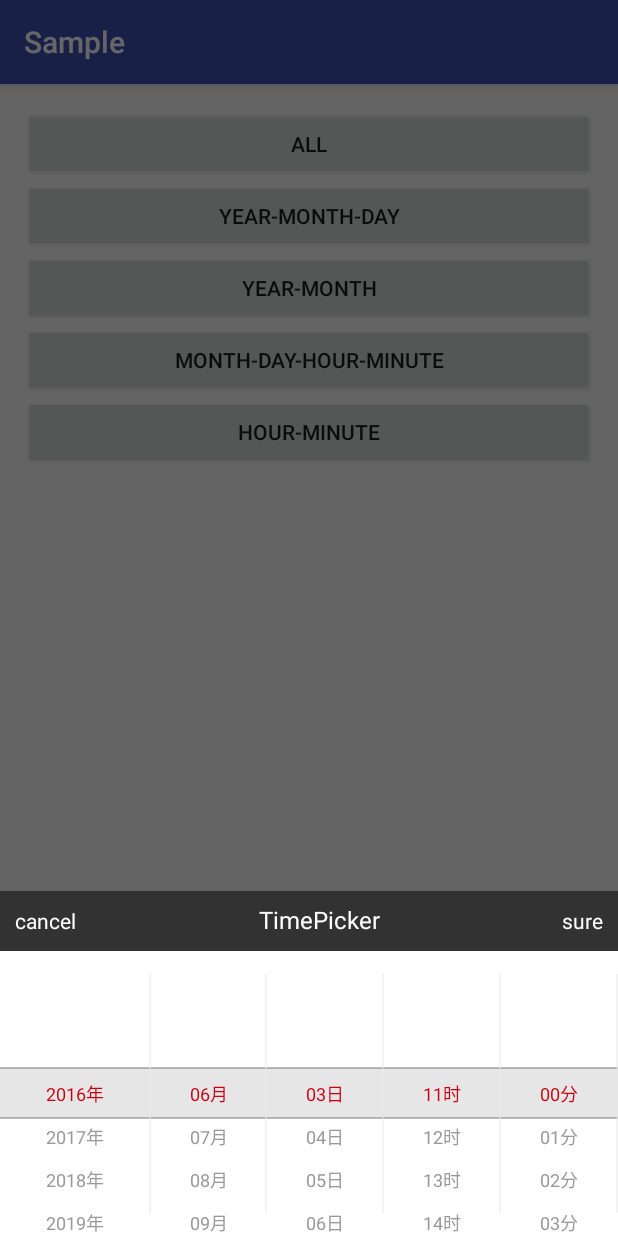
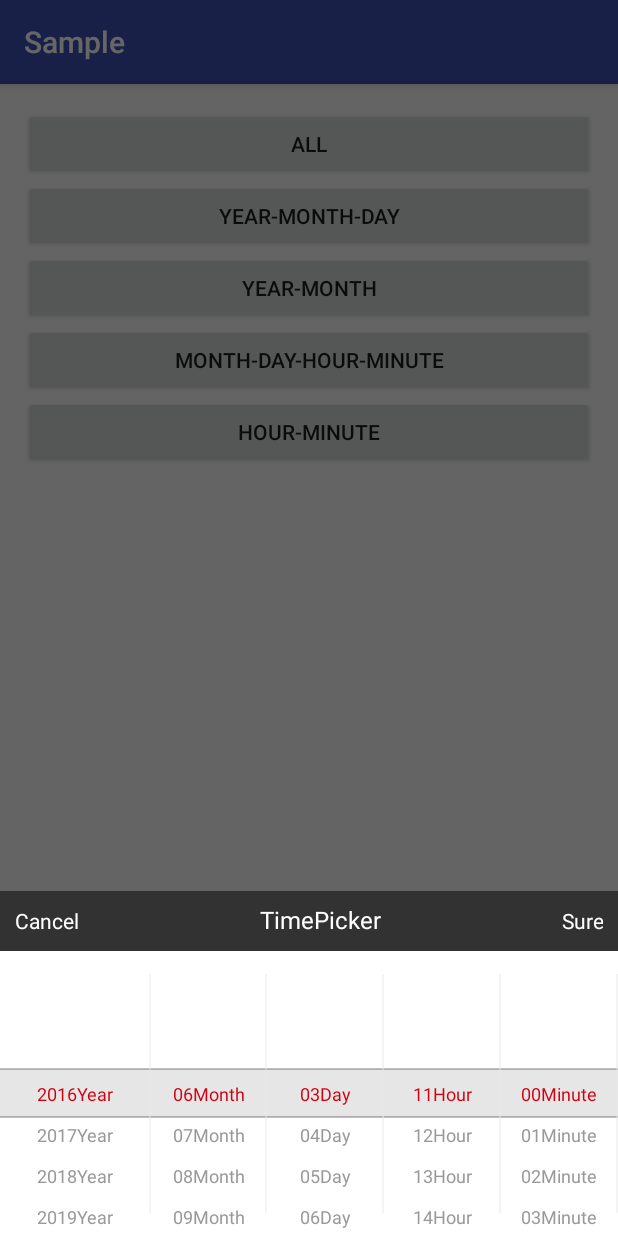
Before and after one commit to JZXiang/TimePickerDialog, an Android app: the screen it shows after launch (MainActivity), after a tap on "ALL", on a phone screen of 412 x 824 dp. Run offline under Robolectric (Android 15) with nearby library versions, the phone set to English and light mode, and no system bars.

```diff
--- a/TimePickerDialog/src/main/java/com/jzxiang/pickerview/TimePickerDialog.java
+++ b/TimePickerDialog/src/main/java/com/jzxiang/pickerview/TimePickerDialog.java
@@ -13,13 +13,11 @@ import android.view.ViewGroup;
 import android.view.Window;
 import android.view.WindowManager;
 import android.widget.TextView;
-
 import com.jzxiang.pickerview.config.PickerConfig;
 import com.jzxiang.pickerview.data.Type;
 import com.jzxiang.pickerview.data.WheelCalendar;
 import com.jzxiang.pickerview.listener.OnDateSetListener;
 import com.jzxiang.pickerview.view.TimeWheel;
-
 import java.util.Calendar;
 
 /**
@@ -203,6 +201,31 @@ public class TimePickerDialog extends DialogFragment implements View.OnClickList
             return this;
         }
 
+        public Builder setYearText(String year){
+            mPickerConfig.mYear = year;
+            return this;
+        }
+
+        public Builder setMonthText(String month){
+            mPickerConfig.mMonth = month;
+            return this;
+        }
+
+        public Builder setDayText(String day){
+            mPickerConfig.mDay = day;
+            return this;
+        }
+
+        public Builder setHourText(String hour){
+            mPickerConfig.mHour = hour;
+            return this;
+        }
+
+        public Builder setMinuteText(String minute){
+            mPickerConfig.mMinute = minute;
+            return this;
+        }
+
         public Builder setCallBack(OnDateSetListener listener) {
             mPickerConfig.mCallBack = listener;
             return this;
--- a/TimePickerDialog/src/main/java/com/jzxiang/pickerview/config/DefaultConfig.java
+++ b/TimePickerDialog/src/main/java/com/jzxiang/pickerview/config/DefaultConfig.java
@@ -1,4 +1,7 @@
 package com.jzxiang.pickerview.config;
+
+import android.content.Context;
+import android.text.TextUtils;
 
 import com.jzxiang.pickerview.R;
 import com.jzxiang.pickerview.data.Type;
@@ -7,16 +10,38 @@ import com.jzxiang.pickerview.data.Type;
  * Created by jzxiang on 16/5/15.
  */
 public class DefaultConfig {
-
     public static final Type TYPE = Type.ALL;
     public static final int COLOR = 0XFFE60012;
-    public static final String CANCEL = "取消";
-    public static final String SURE = "确定";
-    public static final String TITLE = "选择时间";
+
+    public static String CANCEL = "";
+    public static String SURE = "";
+    public static String TITLE = "";
+
+    public static String YEAR = "";
+    public static String MONTH = "";
+    public static String DAY = "";
+    public static String HOUR = "";
+    public static String MINUTE = "";
+
     public static final int TOOLBAR_TV_COLOR = 0xFFFFFFFF;
     public static final int TV_NORMAL_COLOR = 0xFF999999;
     public static final int TV_SELECTOR_COLOR = 0XFF404040;
     public static final int TV_SIZE = 12;
     public static final boolean CYCLIC = true;
 
+    public static void init(Context context) {
+        if (!TextUtils.isEmpty(CANCEL))
+            return;
+
+        CANCEL = context.getString(R.string.picker_cancel);
+        SURE = context.getString(R.string.picker_sure);
+        TITLE = context.getString(R.string.picker_title);
+
+        YEAR = context.getString(R.string.picker_year);
+        MONTH = context.getString(R.string.picker_month);
+        DAY = context.getString(R.string.picker_day);
+        HOUR = context.getString(R.string.picker_hour);
+        MINUTE = context.getString(R.string.picker_minute);
+    }
+
 }
--- a/TimePickerDialog/src/main/java/com/jzxiang/pickerview/config/PickerConfig.java
+++ b/TimePickerDialog/src/main/java/com/jzxiang/pickerview/config/PickerConfig.java
@@ -22,12 +22,19 @@ public class PickerConfig {
     public int mWheelTVSelectorColor = DefaultConfig.TV_SELECTOR_COLOR;
     public int mWheelTVSize = DefaultConfig.TV_SIZE;
     public boolean cyclic = DefaultConfig.CYCLIC;
+
+    public String mYear = DefaultConfig.YEAR;
+    public String mMonth = DefaultConfig.MONTH;
+    public String mDay = DefaultConfig.DAY;
+    public String mHour = DefaultConfig.HOUR;
+    public String mMinute = DefaultConfig.MINUTE;
+
     /**
-     * 显示的最小时间
+     * The min timeMillseconds
      */
     public WheelCalendar mMinCalendar = new WheelCalendar(0);
     /**
-     * 当前时间
+     * The default selector timeMillseconds
      */
     public WheelCalendar mCurrentCalendar = new WheelCalendar(System.currentTimeMillis());
 
--- a/TimePickerDialog/src/main/java/com/jzxiang/pickerview/utils/PickerContants.java
+++ b/TimePickerDialog/src/main/java/com/jzxiang/pickerview/utils/PickerContants.java
@@ -4,13 +4,6 @@ package com.jzxiang.pickerview.utils;
  * Created by jzxiang on 16/4/20.
  */
 public class PickerContants {
-
-
-    public static final String YEAR = "年";
-    public static final String MONTH = "月";
-    public static final String DAY = "日";
-    public static final String HOUR = "时";
-    public static final String MINUTE = "分";
     public static final String FORMAT = "%02d";
 
     public static final int DEFAULT_MIN_YEAR = 2015;
--- a/TimePickerDialog/src/main/java/com/jzxiang/pickerview/view/TimeWheel.java
+++ b/TimePickerDialog/src/main/java/com/jzxiang/pickerview/view/TimeWheel.java
@@ -2,7 +2,6 @@ package com.jzxiang.pickerview.view;
 
 import android.content.Context;
 import android.view.View;
-
 import com.jzxiang.pickerview.IController;
 import com.jzxiang.pickerview.R;
 import com.jzxiang.pickerview.adapters.NumericWheelAdapter;
@@ -11,9 +10,7 @@ import com.jzxiang.pickerview.utils.PickerContants;
 import com.jzxiang.pickerview.utils.Utils;
 import com.jzxiang.pickerview.wheel.OnWheelChangedListener;
 import com.jzxiang.pickerview.wheel.WheelView;
-
 import java.util.Calendar;
-
 
 /**
  * Created by jzxiang on 16/4/20.
@@ -64,6 +61,7 @@ public class TimeWheel {
         initMinute();
     }
 
+
     void initView(View view) {
         year = (WheelView) view.findViewById(R.id.year);
         month = (WheelView) view.findViewById(R.id.month);
@@ -100,7 +98,8 @@ public class TimeWheel {
     void initYear() {
         int minYear = mIController.getMinYear();
         int maxYear = mIController.getMaxYear();
-        mYearAdapter = new NumericWheelAdapter(mContext, minYear, maxYear, PickerContants.FORMAT, PickerContants.YEAR);
+
+        mYearAdapter = new NumericWheelAdapter(mContext, minYear, maxYear, PickerContants.FORMAT, mPickerConfig.mYear);
         mYearAdapter.setConfig(mPickerConfig);
         year.setViewAdapter(mYearAdapter);
         year.setCurrentItem(mIController.getDefaultCalendar().year - minYear);
@@ -138,7 +137,7 @@ public class TimeWheel {
     void initMinute() {
         int minMinute = mIController.getMinMinute();
         int maxMinute = mIController.getMaxMinute();
-        mMinuteAdapter = new NumericWheelAdapter(mContext, minMinute, maxMinute, PickerContants.FORMAT, PickerContants.MINUTE);
+        mMinuteAdapter = new NumericWheelAdapter(mContext, minMinute, maxMinute, PickerContants.FORMAT, mPickerConfig.mMinute);
         mMinuteAdapter.setConfig(mPickerConfig);
         minute.setCyclic(mPickerConfig.cyclic);
         minute.setViewAdapter(mMinuteAdapter);
@@ -151,7 +150,7 @@ public class TimeWheel {
         int curYear = getCurrentYear();
         int minMonth = mIController.getMinMonth(curYear);
         int maxMonth = mIController.getMaxMonth();
-        mMonthAdapter = new NumericWheelAdapter(mContext, minMonth, maxMonth, PickerContants.FORMAT, PickerContants.MONTH);
+        mMonthAdapter = new NumericWheelAdapter(mContext, minMonth, maxMonth, PickerContants.FORMAT, mPickerConfig.mMonth);
         mMonthAdapter.setConfig(mPickerConfig);
         month.setViewAdapter(mMonthAdapter);
 
@@ -173,7 +172,7 @@ public class TimeWheel {
 
         int maxDay = mIController.getMaxDay(curYear, curMonth);
         int minDay = mIController.getMinDay(curYear, curMonth);
-        mDayAdapter = new NumericWheelAdapter(mContext, minDay, maxDay, PickerContants.FORMAT, PickerContants.DAY);
+        mDayAdapter = new NumericWheelAdapter(mContext, minDay, maxDay, PickerContants.FORMAT, mPickerConfig.mDay);
         mDayAdapter.setConfig(mPickerConfig);
         day.setViewAdapter(mDayAdapter);
 
@@ -198,7 +197,7 @@ public class TimeWheel {
         int minHour = mIController.getMinHour(curYear, curMonth, curDay);
         int maxHour = mIController.getMaxHour();
 
-        mHourAdapter = new NumericWheelAdapter(mContext, minHour, maxHour, PickerContants.FORMAT, PickerContants.HOUR);
+        mHourAdapter = new NumericWheelAdapter(mContext, minHour, maxHour, PickerContants.FORMAT, mPickerConfig.mHour);
         mHourAdapter.setConfig(mPickerConfig);
         hour.setViewAdapter(mHourAdapter);
 
--- a/TimePickerDialog/src/main/res/values/strings.xml
+++ b/TimePickerDialog/src/main/res/values/strings.xml
@@ -1,7 +1,13 @@
 <resources>
     <string name="app_name">Library</string>
-    <string name="picker_sure">确定</string>
-    <string name="picker_cancel">取消</string>
-    <string name="picker_title">选择时间</string>
+    <string name="picker_sure">Sure</string>
+    <string name="picker_cancel">Cancel</string>
+    <string name="picker_title">TimePicker</string>
+
+    <string name="picker_year">Year</string>
+    <string name="picker_month">Month</string>
+    <string name="picker_day">Day</string>
+    <string name="picker_hour">Hour</string>
+    <string name="picker_minute">Minute</string>
 
 </resources>
--- a/sample/src/main/java/com/jzxiang/pickerview/sample/MainActivity.java
+++ b/sample/src/main/java/com/jzxiang/pickerview/sample/MainActivity.java
@@ -31,9 +31,14 @@ public class MainActivity extends AppCompatActivity implements View.OnClickListe
 
         mDialogAll = new TimePickerDialog.Builder()
                 .setCallBack(this)
-                .setCancelStringId("cancel")
-                .setSureStringId("sure")
+                .setCancelStringId("Cancel")
+                .setSureStringId("Sure")
                 .setTitleStringId("TimePicker")
+                .setYearText("Year")
+                .setMonthText("Month")
+                .setDayText("Day")
+                .setHourText("Hour")
+                .setMinuteText("Minute")
                 .setCyclic(false)
                 .setMinMillseconds(System.currentTimeMillis())
                 .setCurrentMillseconds(System.currentTimeMillis())
```
Also changed, not shown: 5 other files.
